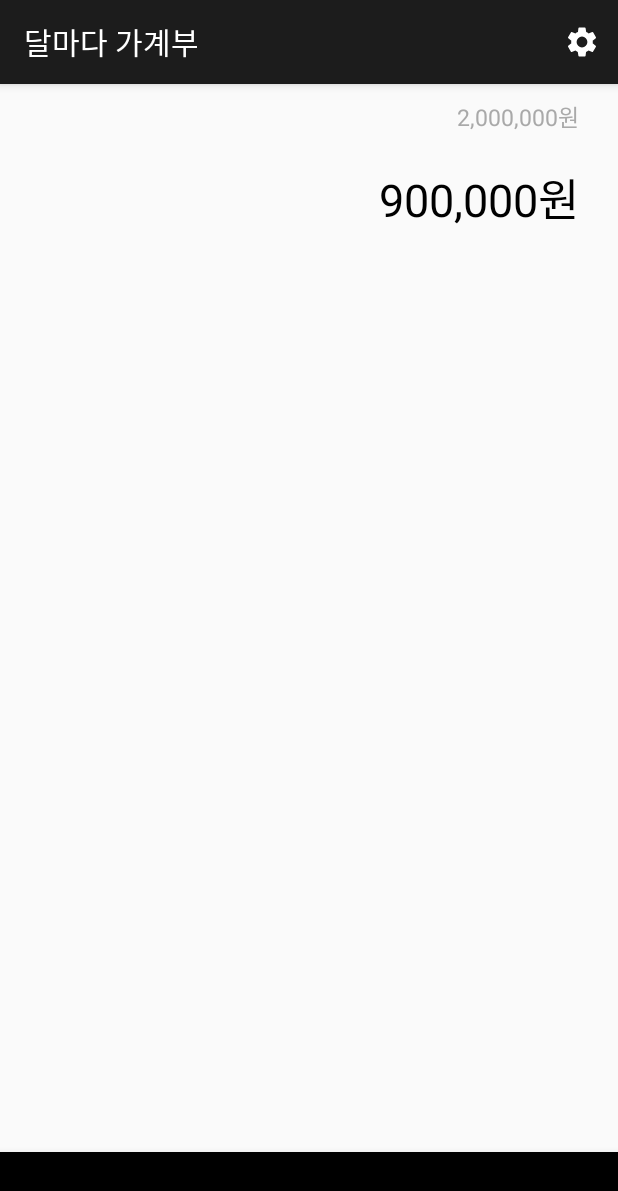
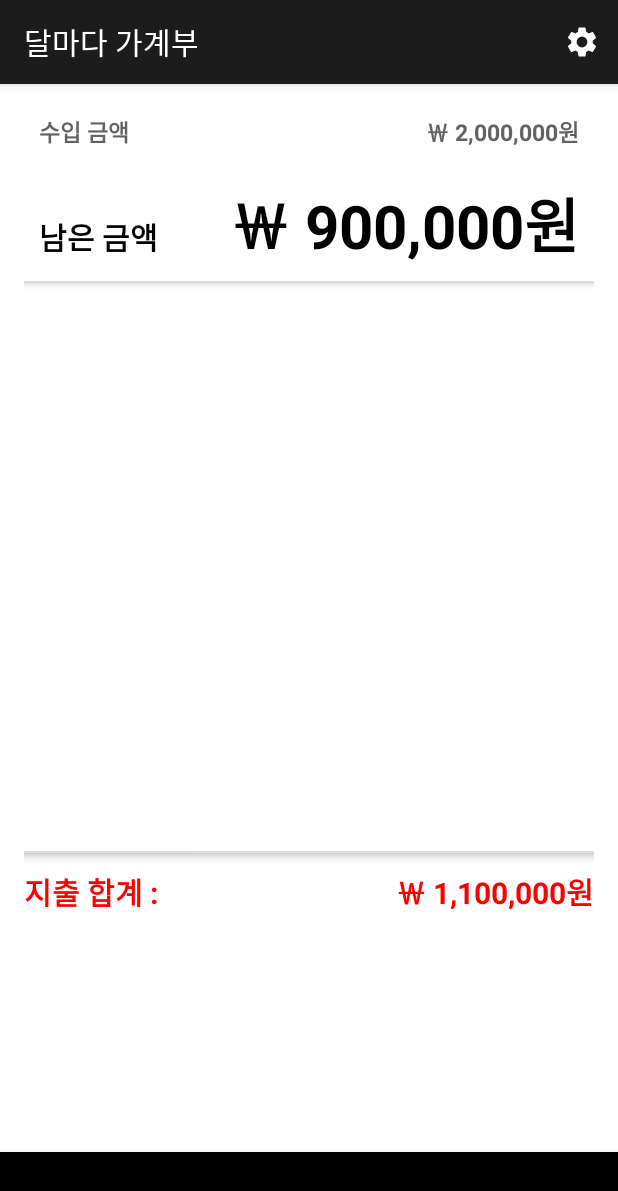
Before and after one commit to ljhmln/Monthly_Pay, an Android app: the screen it shows after launch (MainActivity), on a phone screen of 412 x 824 dp. Shown: the top 1191 px of the screen. Run offline under Robolectric (Android 15) with nearby library versions, the phone set to English and light mode, and no system bars.

Commit message:
2020-06-02 레이아웃 제작중 (main moneypage 제작)

```diff
--- /dev/null
+++ b/Monthly_Household_Account_Book/app/src/main/res/drawable/center_guide.xml
@@ -0,0 +1,16 @@
+<?xml version="1.0" encoding="utf-8"?>
+<layer-list xmlns:android="http://schemas.android.com/apk/res/android">
+    <item
+        android:bottom="1sp"
+        android:left="-20sp"
+        android:right="-20sp"
+        android:top="-20sp">
+        <shape>
+            <stroke
+                android:width="1sp"
+                android:color="#dcdcdc"/>
+            <solid android:color="#ffffff"/>
+            <corners android:radius="3sp"/>
+        </shape>
+    </item>
+</layer-list>
--- /dev/null
+++ b/Monthly_Household_Account_Book/app/src/main/res/drawable/guide.xml
@@ -0,0 +1,16 @@
+<?xml version="1.0" encoding="utf-8"?>
+<layer-list xmlns:android="http://schemas.android.com/apk/res/android">
+    <item
+        android:bottom="1sp"
+        android:left="-20sp"
+        android:right="-20sp"
+        android:top="-20sp">
+        <shape>
+            <stroke
+                android:width="1sp"
+                android:color="#dcdcdc"/>
+            <solid android:color="#ffffff"/>
+            <corners android:radius="3sp"/>
+        </shape>
+    </item>
+</layer-list>
--- a/Monthly_Household_Account_Book/app/src/main/res/layout/activity_main.xml
+++ b/Monthly_Household_Account_Book/app/src/main/res/layout/activity_main.xml
@@ -4,6 +4,7 @@
     xmlns:tools="http://schemas.android.com/tools"
     android:layout_width="match_parent"
     android:layout_height="match_parent"
+    android:background="#ffffff"
     tools:context=".MainActivity">
 
     <com.google.android.material.bottomnavigation.BottomNavigationView
@@ -20,11 +21,13 @@
         android:id="@+id/main_frame"
         android:layout_width="match_parent"
         android:layout_height="0dp"
+        android:layout_marginStart="16dp"
         android:layout_marginLeft="16dp"
+        android:layout_marginEnd="16dp"
         android:layout_marginRight="16dp"
         app:layout_constraintBottom_toTopOf="@+id/bottomNavigationView4"
         app:layout_constraintEnd_toEndOf="parent"
         app:layout_constraintStart_toStartOf="parent"
-        app:layout_constraintTop_toTopOf="parent"/>
+        app:layout_constraintTop_toTopOf="parent" />
 
 </androidx.constraintlayout.widget.ConstraintLayout>
--- a/Monthly_Household_Account_Book/app/src/main/res/layout/money.xml
+++ b/Monthly_Household_Account_Book/app/src/main/res/layout/money.xml
@@ -1,35 +1,112 @@
 <?xml version="1.0" encoding="utf-8"?>
 <LinearLayout xmlns:android="http://schemas.android.com/apk/res/android"
     android:orientation="vertical" android:layout_width="match_parent"
-    android:layout_height="match_parent">
+    android:layout_height="match_parent"
+    android:background="#ffffff">
 
     <LinearLayout
         android:layout_width="match_parent"
         android:layout_height="wrap_content"
         android:orientation="vertical"
-        android:padding="10dp">
-        <TextView
-            android:layout_width="wrap_content"
+        android:padding="10sp"
+        android:elevation="3sp"
+        android:layout_marginTop="10sp"
+        android:background="@drawable/guide">
+
+        <LinearLayout
+            android:layout_width="match_parent"
             android:layout_height="wrap_content"
-            android:textColor="#A9A9A9"
-            android:textSize="15dp"
-            android:text="2,000,000원"
-            android:layout_gravity="right"/>
+            android:orientation="horizontal"
+            >
+
+            <TextView
+                android:layout_width="match_parent"
+                android:layout_height="wrap_content"
+                android:layout_weight="1"
+                android:text="수입 금액"
+                android:textStyle="bold"
+                android:textSize="15sp"
+                android:gravity="left"
+                android:textColor="#636261"/>
+
+            <TextView
+                android:layout_width="match_parent"
+                android:layout_height="wrap_content"
+                android:layout_weight="1"
+                android:textColor="#636261"
+                android:textSize="15sp"
+                android:textStyle="bold"
+                android:text="￦ 2,000,000원"
+                android:gravity="right"/>
+        </LinearLayout>
+
+        <LinearLayout
+            android:layout_width="match_parent"
+            android:layout_height="wrap_content"
+            android:layout_marginTop="20sp"
+            android:orientation="horizontal"
+            >
+            <TextView
+                android:layout_width="match_parent"
+                android:layout_height="wrap_content"
+                android:layout_weight="3"
+                android:text="남은 금액"
+                android:textStyle="bold"
+                android:textSize="20sp"
+                android:gravity="left"
+                android:textColor="#000000"/>
+
+            <TextView
+                android:layout_width="match_parent"
+                android:layout_height="wrap_content"
+                android:layout_weight="1"
+                android:textColor="#000000"
+                android:text="￦ 900,000원"
+                android:textStyle="bold"
+                android:textSize="40sp"
+                android:gravity="right"/>
+        </LinearLayout>
+
     </LinearLayout>
 
     <LinearLayout
+        android:layout_marginTop="10sp"
+        android:layout_width="match_parent"
+        android:layout_height="370sp"
+        android:orientation="vertical"
+        android:elevation="3sp"
+        android:background="@drawable/center_guide">
+
+        </LinearLayout>
+
+
+    <LinearLayout
+        android:layout_marginTop="10sp"
         android:layout_width="match_parent"
         android:layout_height="wrap_content"
-        android:orientation="vertical"
-        android:padding="10dp">
+        android:orientation="horizontal"
+       >
         <TextView
-            android:layout_width="wrap_content"
+            android:layout_width="match_parent"
             android:layout_height="wrap_content"
-            android:textColor="#000000"
-            android:text="900,000원"
-            android:textSize="30dp"
-            android:layout_gravity="right"/>
+            android:layout_weight="1"
+            android:text="지출 합계 : "
+            android:textStyle="bold"
+            android:textSize="20sp"
+            android:gravity="left"
+            android:textColor="#ff0000"/>
+
+        <TextView
+            android:layout_width="match_parent"
+            android:layout_height="wrap_content"
+            android:layout_weight="1"
+            android:textColor="#ff0000"
+            android:textSize="20sp"
+            android:textStyle="bold"
+            android:text="￦ 1,100,000원"
+            android:gravity="right"/>
     </LinearLayout>
 
 
+
 </LinearLayout>
```
